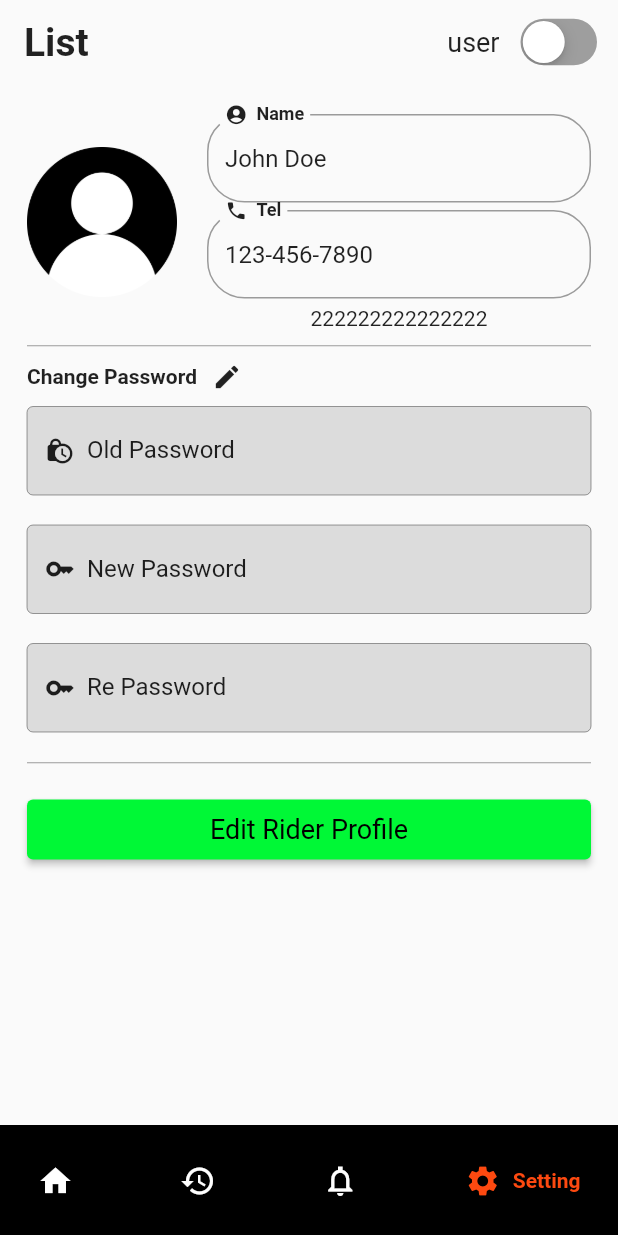
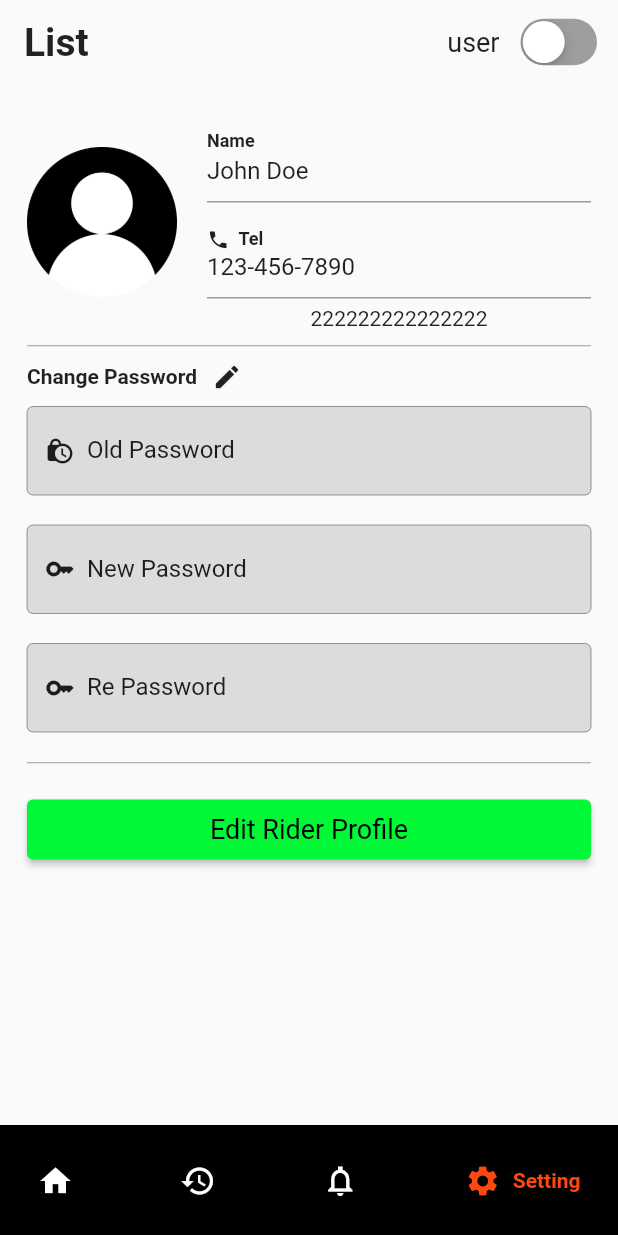
Before and after one commit to Mini-Mark/Go_Together, a Flutter app: the Home screen opened by its route, item 4 of the bottom bar chosen, on a phone screen of 412 x 824 dp. Run offline on Flutter 3.47's test engine with Material 2 defaults, Android fonts, the phone set to English and light mode, and no system bars; drawn by our look-alikes of google_nav_bar; network calls fail.

Commit message:
(Update) Settings update ui

```diff
--- a/go_together/lib/setting.dart
+++ b/go_together/lib/setting.dart
@@ -43,20 +43,9 @@ class _SettingState extends State<SettingPage> {
                       //   });
                       // },
                       decoration: InputDecoration(
-                          focusedBorder: OutlineInputBorder(),
-                          border: OutlineInputBorder(
-                              borderRadius: BorderRadius.circular(25)),
                           label: Row(
                             mainAxisSize: MainAxisSize.min,
                             children: [
-                              Padding(
-                                padding: EdgeInsets.only(right: 8.0),
-                                child: Icon(
-                                  Icons.account_circle_rounded,
-                                  size: 20,
-                                  color: Colors.black87,
-                                ),
-                              ),
                               Text(
                                 "Name",
                                 style: TextStyle(
@@ -76,9 +65,6 @@ class _SettingState extends State<SettingPage> {
                       //   });
                       // },
                       decoration: InputDecoration(
-                          focusedBorder: OutlineInputBorder(),
-                          border: OutlineInputBorder(
-                              borderRadius: BorderRadius.circular(25)),
                           label: Row(
                             mainAxisSize: MainAxisSize.min,
                             children: [
```
